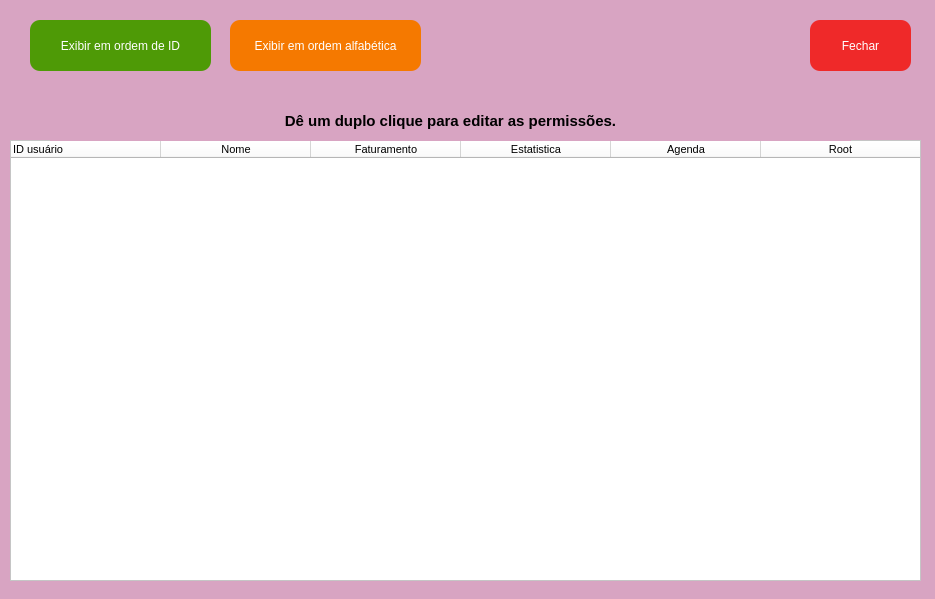
This is telas_duda/manutencao_usuarios.ui in JVwolfart/PROJETO-SALAO-JOVEM-PROGRAMADOR as Qt 5 draws it before an edit. The edited form follows.
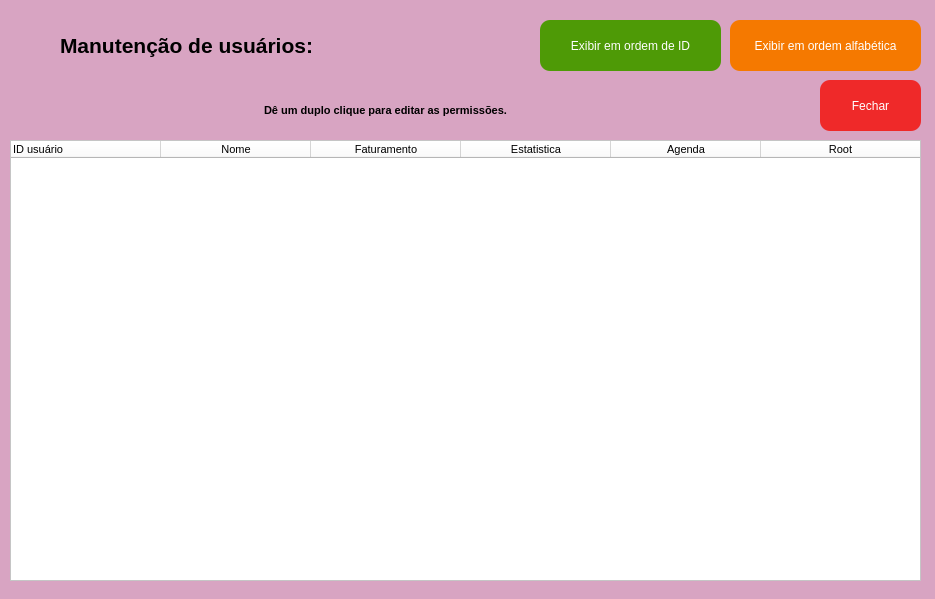
This is the edited form.

What changed in the file:
```diff
--- a/telas_duda/manutencao_usuarios.ui
+++ b/telas_duda/manutencao_usuarios.ui
@@ -43,8 +43,8 @@
    <widget class="QPushButton" name="BtnVoltar">
     <property name="geometry">
      <rect>
-      <x>810</x>
-      <y>20</y>
+      <x>820</x>
+      <y>80</y>
       <width>101</width>
       <height>51</height>
      </rect>
@@ -198,15 +198,15 @@
    <widget class="QLabel" name="lbl_status_2">
     <property name="geometry">
      <rect>
-      <x>50</x>
-      <y>100</y>
-      <width>801</width>
+      <x>180</x>
+      <y>90</y>
+      <width>411</width>
       <height>41</height>
      </rect>
     </property>
     <property name="font">
      <font>
-      <pointsize>11</pointsize>
+      <pointsize>8</pointsize>
       <weight>75</weight>
       <bold>true</bold>
       <underline>false</underline>
@@ -222,7 +222,7 @@
    <widget class="QPushButton" name="BtnOrdenar">
     <property name="geometry">
      <rect>
-      <x>230</x>
+      <x>730</x>
       <y>20</y>
       <width>191</width>
       <height>51</height>
@@ -250,7 +250,7 @@
    <widget class="QPushButton" name="BtnOrdenarID">
     <property name="geometry">
      <rect>
-      <x>30</x>
+      <x>540</x>
       <y>20</y>
       <width>181</width>
       <height>51</height>
@@ -273,6 +273,29 @@
      <string>Exibir em ordem de ID</string>
     </property>
    </widget>
+   <widget class="QLabel" name="label_5">
+    <property name="geometry">
+     <rect>
+      <x>60</x>
+      <y>20</y>
+      <width>361</width>
+      <height>51</height>
+     </rect>
+    </property>
+    <property name="font">
+     <font>
+      <pointsize>16</pointsize>
+      <weight>75</weight>
+      <bold>true</bold>
+     </font>
+    </property>
+    <property name="styleSheet">
+     <string notr="true">color: rgb(0, 0, 0);</string>
+    </property>
+    <property name="text">
+     <string>Manutenção de usuários:</string>
+    </property>
+   </widget>
   </widget>
  </widget>
  <tabstops>
```
